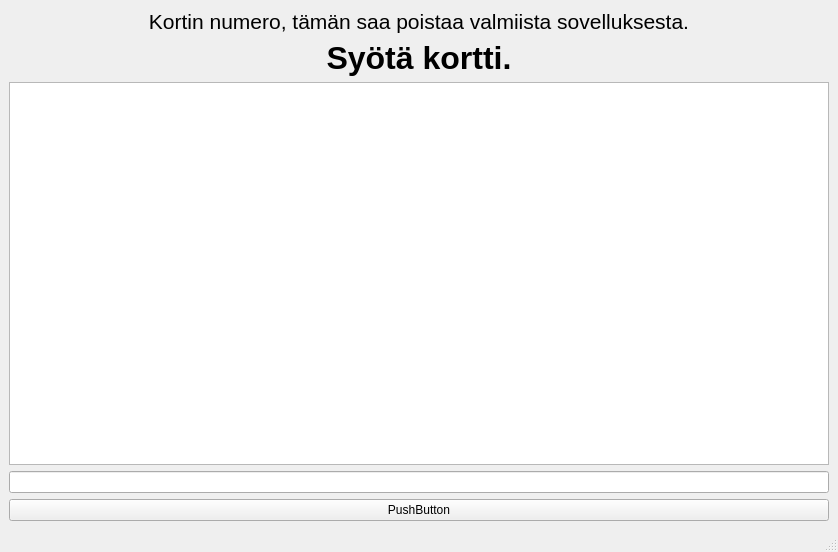
First picture: the form in bankautomat/mainwindow.ui, repository Necromunda/ATM, before the edit.
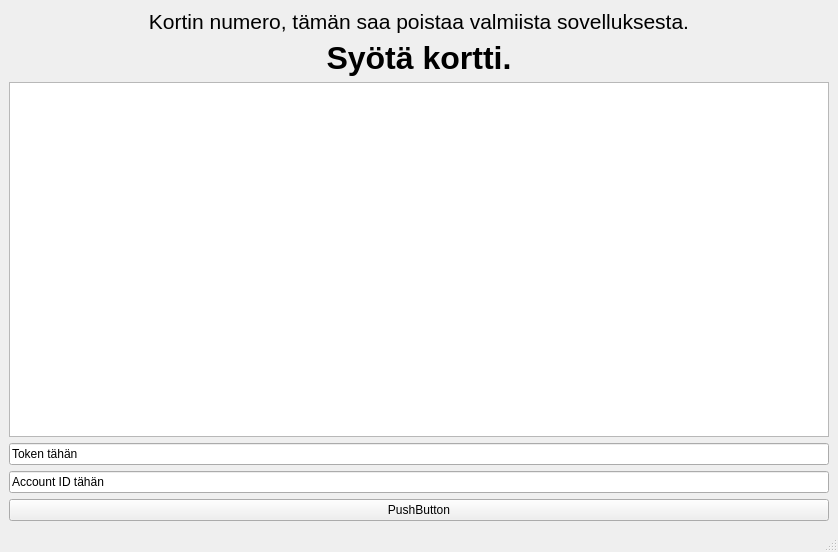
Second picture: the form after the edit.

Commit message: added token auth for request

```diff
--- a/bankautomat/mainwindow.ui
+++ b/bankautomat/mainwindow.ui
@@ -54,7 +54,18 @@
      </layout>
     </item>
     <item>
-     <widget class="QLineEdit" name="transferID"/>
+     <widget class="QLineEdit" name="tokenEdit">
+      <property name="text">
+       <string>Token tähän</string>
+      </property>
+     </widget>
+    </item>
+    <item>
+     <widget class="QLineEdit" name="transferID">
+      <property name="text">
+       <string>Account ID tähän</string>
+      </property>
+     </widget>
     </item>
     <item>
      <widget class="QPushButton" name="transfersButton">
```
The commit also changes 247 other files.
